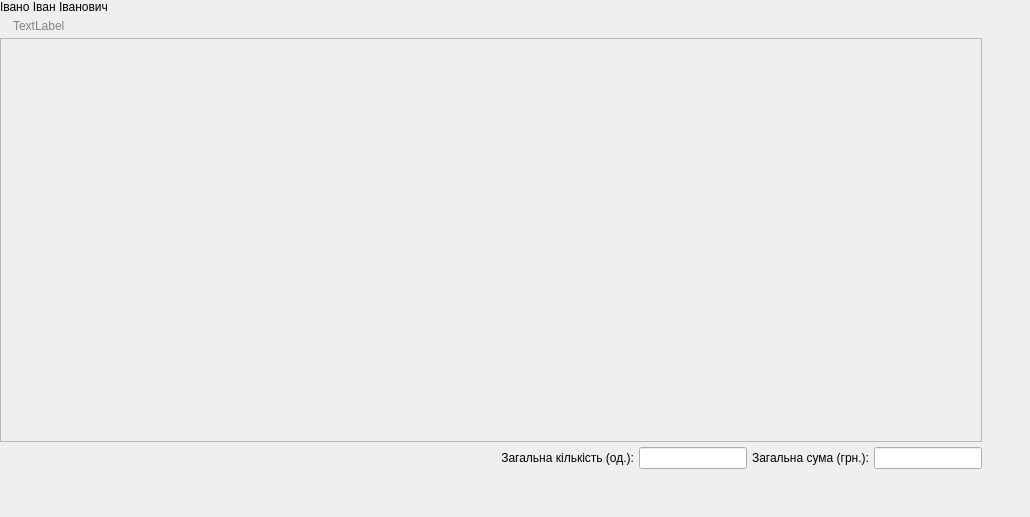
The window that src/View/MenuAdmin/formpeople.ui (Fyz-dev/GunStore) describes before a commit, drawn with Qt 5.
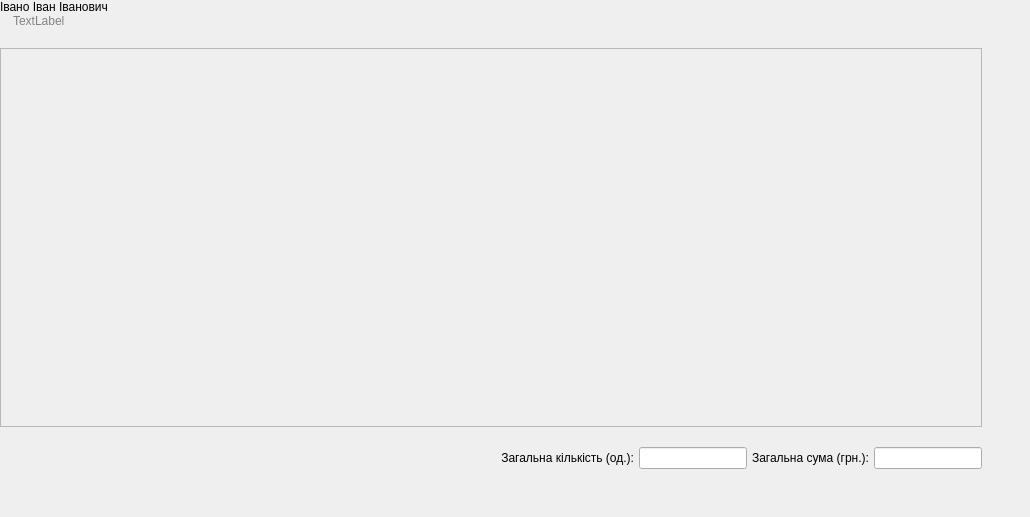
The same window after the commit.

What changed in the file:
```diff
--- a/src/View/MenuAdmin/formpeople.ui
+++ b/src/View/MenuAdmin/formpeople.ui
@@ -23,9 +23,9 @@
 }
 </string>
   </property>
-  <layout class="QVBoxLayout" name="verticalLayout">
+  <layout class="QVBoxLayout" name="verticalLayout_3">
    <property name="spacing">
-    <number>5</number>
+    <number>20</number>
    </property>
    <property name="leftMargin">
     <number>0</number>
@@ -40,18 +40,25 @@
     <number>48</number>
    </property>
    <item>
-    <widget class="QLabel" name="labelTop">
-     <property name="text">
-      <string>Івано Іван Іванович</string>
+    <layout class="QVBoxLayout" name="verticalLayout">
+     <property name="spacing">
+      <number>0</number>
      </property>
-    </widget>
-   </item>
-   <item>
-    <widget class="QLabel" name="labelTopBottom">
-     <property name="text">
-      <string>TextLabel</string>
-     </property>
-    </widget>
+     <item>
+      <widget class="QLabel" name="labelTop">
+       <property name="text">
+        <string>Івано Іван Іванович</string>
+       </property>
+      </widget>
+     </item>
+     <item>
+      <widget class="QLabel" name="labelTopBottom">
+       <property name="text">
+        <string>TextLabel</string>
+       </property>
+      </widget>
+     </item>
+    </layout>
    </item>
    <item>
     <widget class="QScrollArea" name="scrollArea">
@@ -64,10 +71,25 @@
         <x>0</x>
         <y>0</y>
         <width>980</width>
-        <height>389</height>
+        <height>362</height>
        </rect>
       </property>
       <layout class="QVBoxLayout" name="verticalLayout_2">
+       <property name="spacing">
+        <number>20</number>
+       </property>
+       <property name="leftMargin">
+        <number>0</number>
+       </property>
+       <property name="topMargin">
+        <number>0</number>
+       </property>
+       <property name="rightMargin">
+        <number>0</number>
+       </property>
+       <property name="bottomMargin">
+        <number>0</number>
+       </property>
        <item>
         <spacer name="verticalSpacer">
          <property name="orientation">
```
